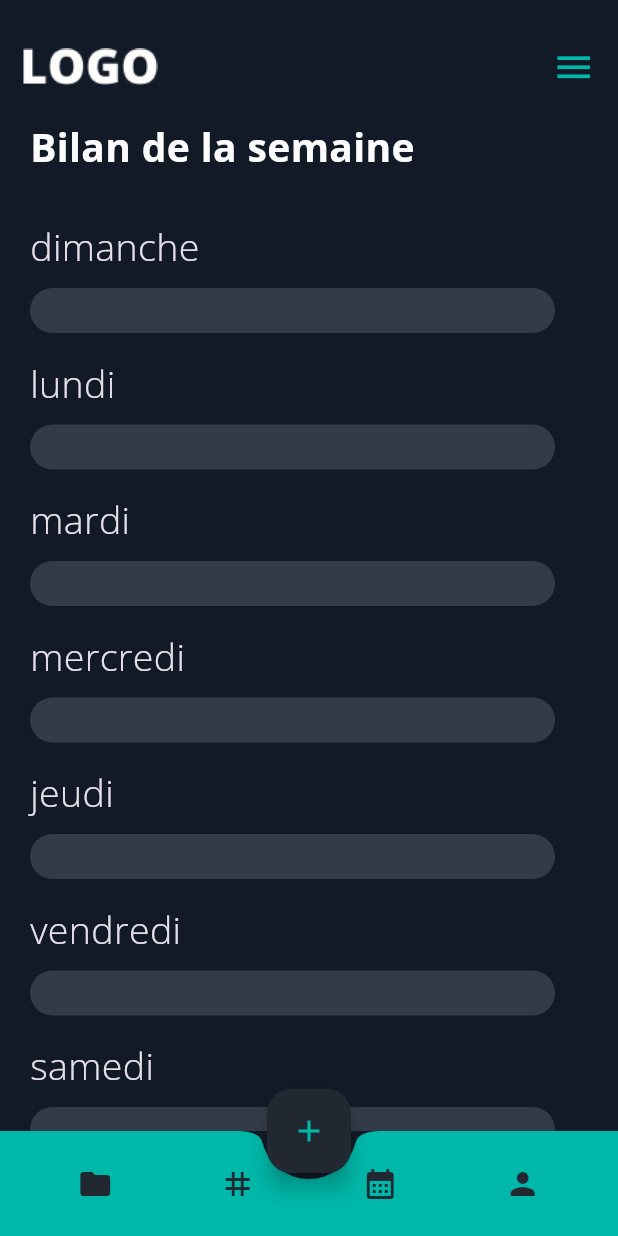
After one commit to Adam-BACHI/productivity-app, a Flutter app: the Week screen opened by its route, on a phone screen of 412 x 824 dp. The commit adds this screen. Run offline on Flutter 3.47's test engine with Material 3 defaults, Android fonts, the phone set to English and light mode, and no system bars; our stand-ins replace flutter_slidable, lottie, smooth_page_indicator.

Commit message:
Added the weekly report page with all its functionnalities.

```diff
--- /dev/null
+++ b/lib/comps/dayTotal.dart
@@ -0,0 +1,92 @@
+import 'package:flutter/material.dart';
+import 'package:productivity_app/dataBase/TaskList.dart';
+
+class DayTotal extends StatefulWidget {
+  final DateTime date;
+  DayTotal({super.key, required this.date});
+
+  @override
+  State<DayTotal> createState() => _DayTotalState();
+}
+
+class _DayTotalState extends State<DayTotal> {
+  String dateToWeek(DateTime date) {
+    switch (date.weekday) {
+      case 1:
+        return "lundi";
+      case 2:
+        return "mardi";
+      case 3:
+        return "mercredi";
+      case 4:
+        return "jeudi";
+      case 5:
+        return "vendredi";
+      case 6:
+        return "samedi";
+      case 7:
+        return "dimanche";
+
+      default:
+        return "";
+    }
+  }
+
+  double dayProgress(DateTime day) {
+    double sum = 0;
+    int cpt = 0;
+
+    for (var i = 0; i < ToDoList.length; i++) {
+      if (ToDoList[i][2].day == day.day &&
+          ToDoList[i][2].month == day.month &&
+          ToDoList[i][2].year == day.year) {
+        sum = sum + ToDoList[i][3];
+        cpt++;
+      }
+    }
+    return cpt == 0 ? 0.0 : sum / cpt;
+  }
+
+  @override
+  Widget build(BuildContext context) {
+    return Column(
+      crossAxisAlignment: CrossAxisAlignment.start,
+      children: [
+        Text(
+          dateToWeek(widget.date),
+          style: TextStyle(
+              fontSize: 25, fontWeight: FontWeight.w300, fontFamily: 'Open'),
+        ),
+        const SizedBox(
+          height: 10,
+        ),
+        Stack(
+          children: [
+            Container(
+              decoration: BoxDecoration(
+                borderRadius: BorderRadius.circular(15),
+                color: Color.fromARGB(255, 50, 60, 72),
+              ),
+              width: 350,
+              height: 30,
+            ),
+            Container(
+              decoration: BoxDecoration(
+                borderRadius: BorderRadius.circular(15),
+                color: dayProgress(widget.date) < 25
+                    ? Color.fromARGB(255, 246, 65, 108)
+                    : dayProgress(widget.date) < 50
+                        ? Color.fromARGB(255, 255, 160, 45)
+                        : dayProgress(widget.date) < 75
+                            ? Color.fromARGB(255, 255, 222, 125)
+                            : Color.fromARGB(255, 104, 217, 195),
+              ),
+              width: (dayProgress(widget.date) / 100) * 350,
+              height: 30,
+            )
+          ],
+        )
+      ],
+    );
+  }
+}
--- a/lib/main.dart
+++ b/lib/main.dart
@@ -1,6 +1,7 @@
 import 'package:flutter/material.dart';
 import 'package:productivity_app/pages/Loading.dart';
 import 'package:productivity_app/pages/TaskCategories.dart';
+import 'package:productivity_app/pages/weekBilan.dart';
 import 'package:productivity_app/pages/welcome.dart';
 
 void main() {
@@ -19,7 +20,8 @@ class ProdApp extends StatelessWidget {
       theme: ThemeData(primarySwatch: Colors.teal, brightness: Brightness.dark),
       routes: {
         '/welcomepage': (context) => const Welcome(),
-        '/taskcat': (context) => const TaskCat()
+        '/taskcat': (context) => const TaskCat(),
+        '/week': (context) => const Week(),
       },
     );
   }
--- a/lib/pages/home.dart
+++ b/lib/pages/home.dart
@@ -4,6 +4,7 @@ import 'package:productivity_app/comps/TaskComp.dart';
 import 'package:productivity_app/comps/newTask.dart';
 import 'package:productivity_app/pages/TaskCategories.dart';
 import 'package:productivity_app/dataBase/TaskList.dart';
+import 'package:productivity_app/pages/weekBilan.dart';
 
 class HomePage extends StatefulWidget {
   const HomePage({super.key});
@@ -195,7 +196,11 @@ class _HomePageState extends State<HomePage> {
                   color: Color.fromARGB(255, 34, 40, 49),
                 )),
             IconButton(
-                onPressed: () {},
+                onPressed: () {
+                  Navigator.push(context, MaterialPageRoute(builder: (context) {
+                    return Week();
+                  }));
+                },
                 icon: Icon(
                   Icons.calendar_month,
                   color: Color.fromARGB(255, 34, 40, 49),
--- /dev/null
+++ b/lib/pages/weekBilan.dart
@@ -0,0 +1,206 @@
+import 'package:flutter/material.dart';
+import 'package:productivity_app/comps/dayTotal.dart';
+import 'package:productivity_app/comps/newTask.dart';
+import 'package:productivity_app/dataBase/TaskList.dart';
+import 'package:productivity_app/pages/TaskCategories.dart';
+import 'package:productivity_app/pages/home.dart';
+
+class Week extends StatefulWidget {
+  const Week({super.key});
+
+  @override
+  State<Week> createState() => _WeekState();
+}
+
+class _WeekState extends State<Week> {
+  final _controller = TextEditingController();
+
+  String dateToWeek(DateTime date) {
+    switch (date.weekday) {
+      case 1:
+        return "lundi";
+      case 2:
+        return "mardi";
+      case 3:
+        return "mercredi";
+      case 4:
+        return "jeudi";
+      case 5:
+        return "vendredi";
+      case 6:
+        return "samedi";
+      case 7:
+        return "dimanche";
+
+      default:
+        return "";
+    }
+  }
+
+  DateTime begOfWeek() {
+    DateTime? firstSun;
+
+    int i = 0;
+    firstSun = DateTime.now();
+
+    while (
+        dateToWeek(DateTime.now().subtract(Duration(days: i))) != "dimanche") {
+      i++;
+      firstSun = DateTime.now().subtract(Duration(days: i));
+    }
+
+    return firstSun!;
+  }
+
+  void progressChanged(double value, int ind) {
+    setState(() {
+      ToDoList[ToDoList.length - ind - 1][3] = value;
+    });
+  }
+
+  String _dropValue = "categorie";
+  DateTime _date = DateTime.now();
+
+  void _save() {
+    setState(() {
+      ToDoList.add([_controller.text, _dropValue, _date, 0.0]);
+    });
+    Navigator.of(context).pop();
+    _controller.clear();
+  }
+
+  void _cancel() {
+    Navigator.of(context).pop();
+    _controller.clear();
+  }
+
+  void createTask() {
+    showDialog(
+      context: context,
+      builder: (context) {
+        return NewTask(
+          controller: _controller,
+          save: _save,
+          cancel: _cancel,
+          onDropValueChanged: (newValue) {
+            setState(() {
+              _dropValue = newValue;
+            });
+          },
+          onDateSelection: (date) {
+            setState(() {
+              _date = date;
+            });
+          },
+        );
+      },
+    );
+  }
+
+  @override
+  Widget build(BuildContext context) {
+    return Scaffold(
+      backgroundColor: Color.fromARGB(255, 18, 26, 39),
+      body: Column(crossAxisAlignment: CrossAxisAlignment.start, children: [
+        Padding(
+          padding: const EdgeInsets.only(top: 30, left: 15, right: 15),
+          child: Row(
+            mainAxisAlignment: MainAxisAlignment.spaceBetween,
+            children: [
+              Image.asset(
+                'lib/images/LOGO-nav.png',
+                width: 90,
+              ),
+              const Icon(
+                Icons.menu,
+                size: 29,
+                color: Color.fromARGB(255, 0, 184, 169),
+              ),
+            ],
+          ),
+        ),
+        const Padding(
+          padding: const EdgeInsets.only(top: 20, left: 20),
+          child: Text(
+            'Bilan de la semaine',
+            style: TextStyle(
+              fontFamily: 'Open',
+              fontSize: 26,
+              color: Color.fromARGB(255, 252, 252, 253),
+              fontWeight: FontWeight.w700,
+            ),
+          ),
+        ),
+        Expanded(
+          child: Padding(
+            padding: const EdgeInsets.only(top: 15),
+            child: ListView.builder(
+              itemCount: 7,
+              itemBuilder: (context, i) {
+                return Padding(
+                  padding: const EdgeInsets.only(left: 20, top: 15),
+                  child: DayTotal(date: begOfWeek().add(Duration(days: i))),
+                );
+              },
+            ),
+          ),
+        ),
+      ]),
+      floatingActionButtonLocation: FloatingActionButtonLocation.centerDocked,
+      floatingActionButton: FloatingActionButton(
+        backgroundColor: Color.fromARGB(255, 34, 40, 49),
+        onPressed: createTask,
+        child: Icon(
+          Icons.add,
+          color: Color.fromARGB(255, 0, 184, 169),
+        ),
+      ),
+      bottomNavigationBar: BottomAppBar(
+        height: 70,
+        color: Color.fromARGB(255, 0, 184, 169),
+        shape: CircularNotchedRectangle(),
+        child: Row(
+          mainAxisAlignment: MainAxisAlignment.spaceAround,
+          children: [
+            IconButton(
+                onPressed: () {
+                  Navigator.push(context, MaterialPageRoute(builder: (context) {
+                    return TaskCat();
+                  }));
+                },
+                icon: Icon(
+                  Icons.folder,
+                  color: Color.fromARGB(255, 34, 40, 49),
+                )),
+            IconButton(
+                onPressed: () {},
+                icon: Icon(
+                  Icons.grid_3x3,
+                  color: Color.fromARGB(255, 34, 40, 49),
+                )),
+            IconButton(
+                onPressed: () {
+                  Navigator.push(context, MaterialPageRoute(builder: (context) {
+                    return Week();
+                  }));
+                },
+                icon: Icon(
+                  Icons.calendar_month,
+                  color: Color.fromARGB(255, 34, 40, 49),
+                )),
+            IconButton(
+                onPressed: () {
+                  Navigator.push(context, MaterialPageRoute(builder: (context) {
+                    return HomePage();
+                  }));
+                },
+                icon: Icon(
+                  Icons.person,
+                  color: Color.fromARGB(255, 34, 40, 49),
+                ))
+          ],
+        ),
+      ),
+    );
+  }
+}
```
